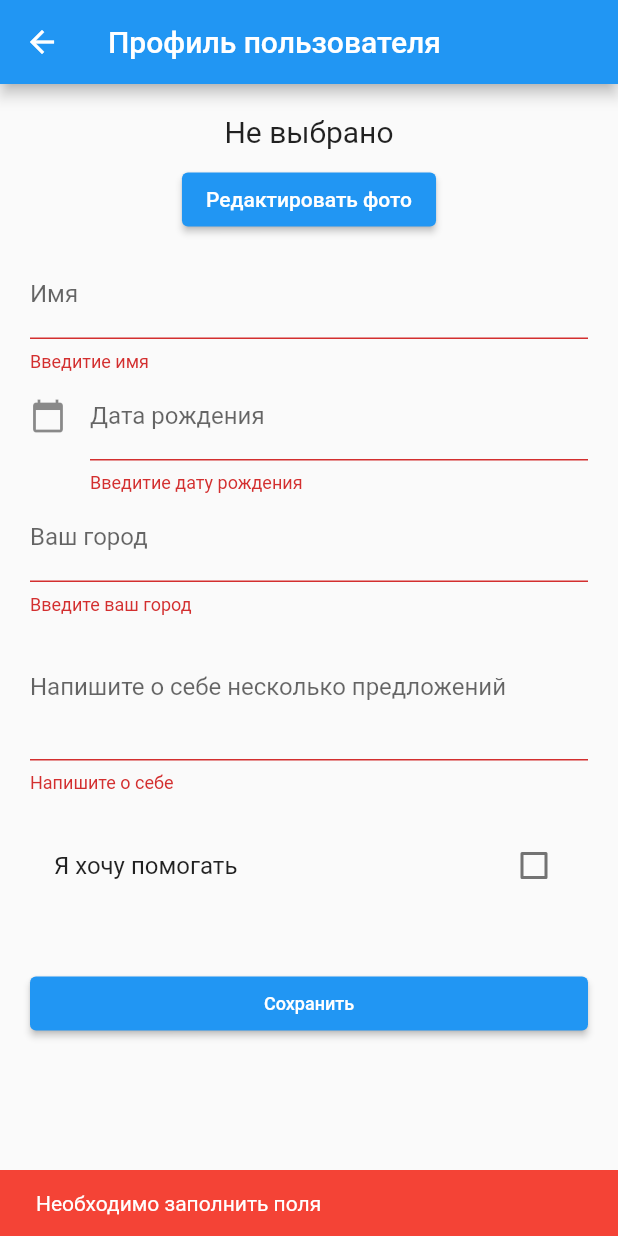
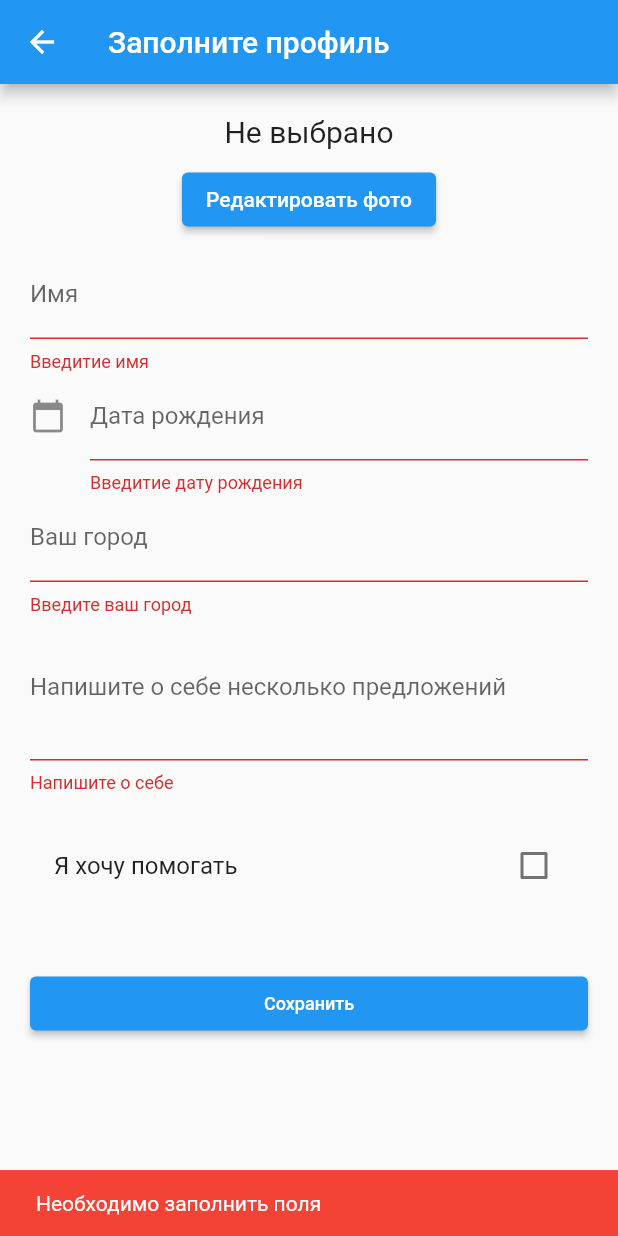
Before and after one commit to itgirlschool/mobile8_project1, a Flutter app: the ProfileScreen screen opened directly, after a tap on "Сохранить", on a phone screen of 412 x 824 dp. Run offline on Flutter 3.47's test engine with Material 2 defaults, Android fonts, the phone set to English and light mode, and no system bars; our stand-ins replace file_picker, flutter_chat_types, flutter_chat_ui, image_picker, open_filex, pinput and 1 more; accounts and stored records are empty.

Commit message:
Фикс картинок и навигации

```diff
--- a/lib/classes.dart
+++ b/lib/classes.dart
@@ -114,8 +114,10 @@ class User {
   }
 
   Widget buildPhotoImage() {
-    if (photo == '' || photo == 'lib/data/photos/default.jpg') {
+    if (photo == '' ) {
       return Image.asset('lib/data/photos/default.jpg');
+    }else if(photo.contains('lib/data/photos/')) {
+      return Image.asset(photo);
     } else {
       return ClipRRect(
         child: AspectRatio(
@@ -127,6 +129,7 @@ class User {
         ),
       );
     }
+
   }
 
   birthDateToString() {
--- a/lib/screens/registration_and_login_screens/profile_edit_page.dart
+++ b/lib/screens/registration_and_login_screens/profile_edit_page.dart
@@ -23,7 +23,7 @@ class ProfileScreen extends StatefulWidget {
 class _ProfileScreen extends State<ProfileScreen> {
   User? user;
   TextEditingController dateInput = TextEditingController();
-  final bool registrationComplete = UserPreferences().getLoggedIn();
+  final bool loggedIn = UserPreferences().getLoggedIn();
   var text;
   var color;
   XFile? image;
@@ -91,7 +91,7 @@ class _ProfileScreen extends State<ProfileScreen> {
   void initState() {
     user = UserPreferences().getUserObject(); //юзер берется из юзер префс
     super.initState();
-    if (registrationComplete) {
+    if (loggedIn) {
       dateInput.text = DateFormat('dd.MM.yyyy').format(user!.birthDate);
     }
   }
@@ -103,9 +103,7 @@ class _ProfileScreen extends State<ProfileScreen> {
 
   Scaffold buildScaffold(BuildContext context) {
     return Scaffold(
-      appBar: AppBar(
-        title: const Text('Профиль пользователя'),
-      ),
+      appBar: buildAppBar(),
       body: Container(
         padding: const EdgeInsets.all(20),
         child: Form(
@@ -117,10 +115,10 @@ class _ProfileScreen extends State<ProfileScreen> {
                 buildDateTimeField(),
                 buildCityField(),
                 buildAboutField(),
-                if (registrationComplete) buildAdditionalFields(),
+                if (loggedIn) buildAdditionalFields(),
                 const SizedBox(height: 20.0),
                 buildApproveField(),
-                if (registrationComplete) buildPsycho(),
+                if (loggedIn) buildPsycho(),
                 const SizedBox(height: 20.0),
                 const SizedBox(
                   height: 20,
@@ -138,7 +136,7 @@ class _ProfileScreen extends State<ProfileScreen> {
 
                         text = 'Данные профиля сохранены';
                         color = Colors.green;
-                        if (registrationComplete) {
+                        if (loggedIn) {
                           //Navigator.pop(context, user);
                           // Navigator.push(
                           //   context,
@@ -152,10 +150,16 @@ class _ProfileScreen extends State<ProfileScreen> {
                               (Route<dynamic> route) => false);
                         } else {
                           UserPreferences().setLoggedIn(true);
-                          Navigator.push(
-                            context,
-                            MaterialPageRoute(builder: (context) => MyHomePage()),
-                          );
+                          // Navigator.push(
+                          //   context,
+                          //   MaterialPageRoute(builder: (context) => MyHomePage()),
+                          // );
+                          Navigator.of(context).pushAndRemoveUntil(
+                              MaterialPageRoute(
+                                  builder: (context) => MyHomePage(
+                                    index: 0,
+                                  )),
+                                  (Route<dynamic> route) => false);
                         }
                       }
 
@@ -179,11 +183,35 @@ class _ProfileScreen extends State<ProfileScreen> {
     );
   }
 
+  AppBar buildAppBar() {
+    if (loggedIn) {
+      return AppBar(
+      title: const Text('Редактировать профиль'),
+      leading: IconButton(
+        onPressed: (){
+          Navigator.of(context).pushAndRemoveUntil(
+              MaterialPageRoute(
+                  builder: (context) => MyHomePage(
+                    index: 4,
+                  )),
+                  (Route<dynamic> route) => false);
+        },
+        icon:const Icon(Icons.arrow_back),
+        //replace with our own icon data.
+      )
+      ,
+    );
+    } else {
+      return AppBar(
+        title: const Text('Заполните профиль'),);
+    }
+  }
+
   Widget buildNameField() {
     return TextFormField(
       initialValue: user!.name,
       decoration: const InputDecoration(labelText: 'Имя'),
-      keyboardType: TextInputType.multiline,
+      keyboardType: TextInputType.text,
       validator: (value) {
         if (value!.isEmpty) {
           return 'Введитие имя';
@@ -238,7 +266,7 @@ class _ProfileScreen extends State<ProfileScreen> {
     return TextFormField(
       initialValue: user!.city,
       decoration: const InputDecoration(labelText: 'Ваш город'),
-      keyboardType: TextInputType.multiline,
+      keyboardType: TextInputType.text,
       validator: (value) {
         if (value!.isEmpty) {
           return 'Введите ваш город';
```
